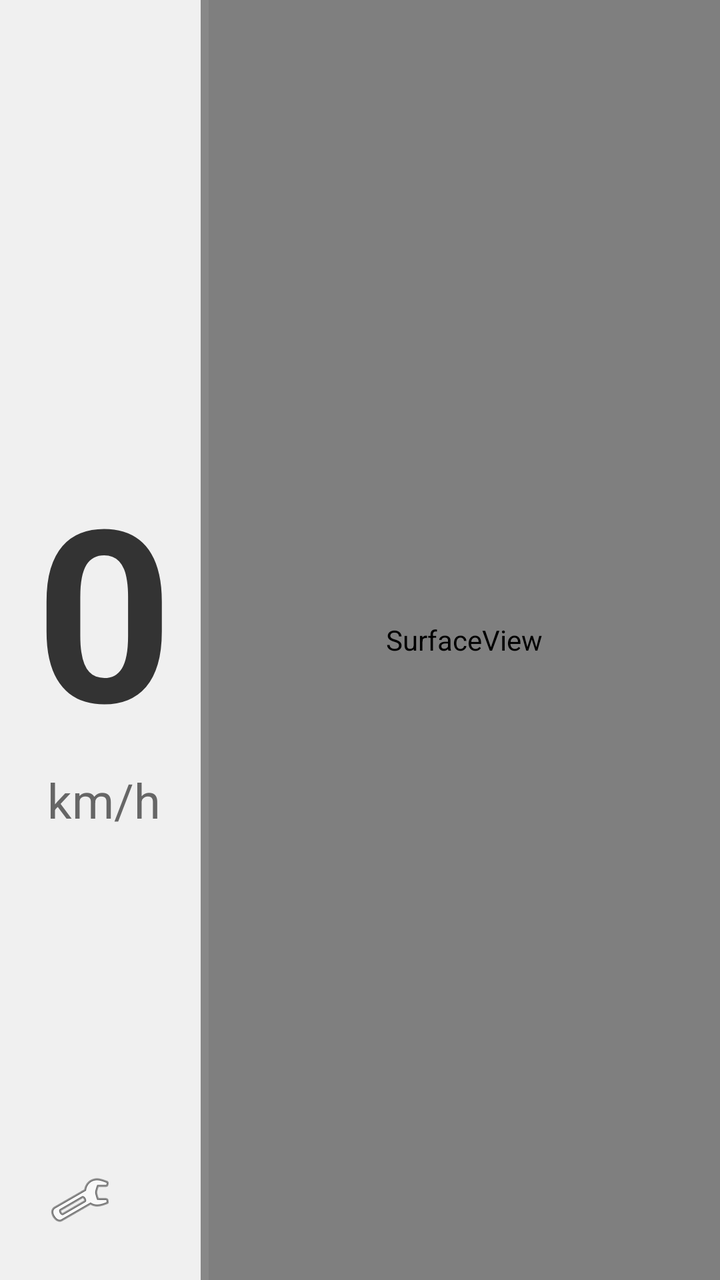
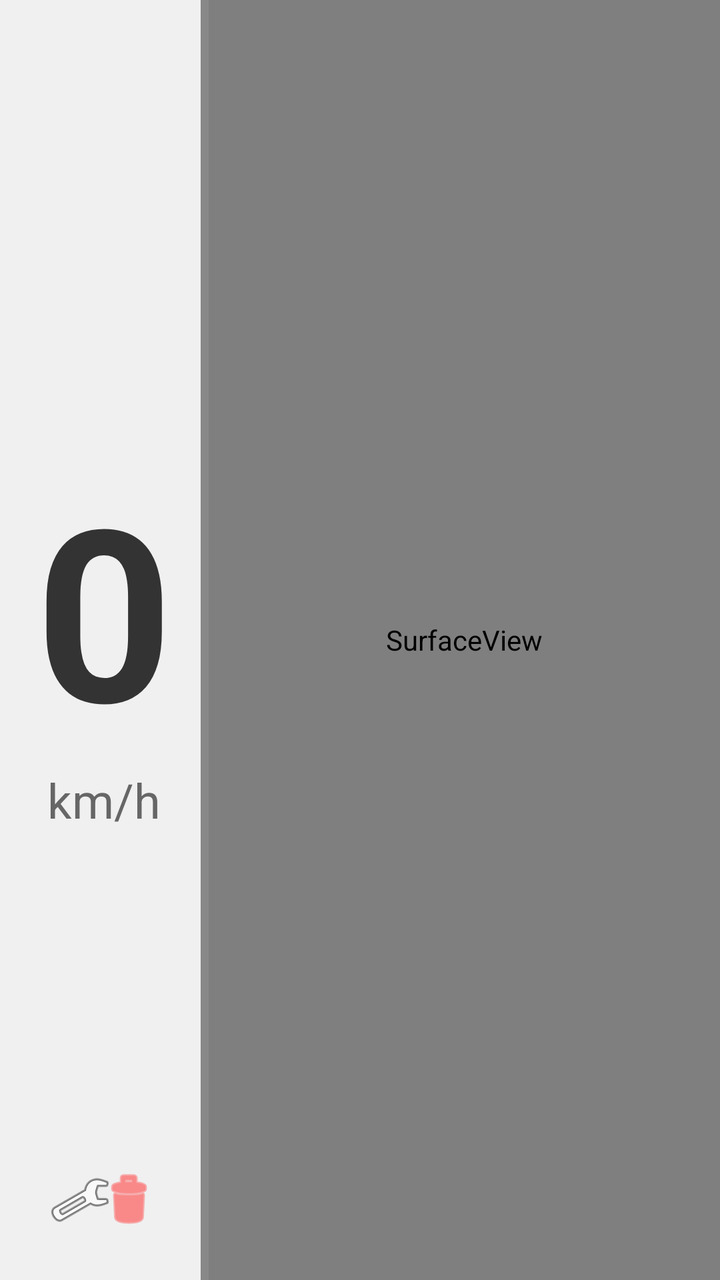

Before-and-after screenshots of an Android layout around one commit, followed by the original layout XML and the change that was made.
<!-- AndroidManifest.xml: application theme Theme.Miao -->
<!-- res/layout/activity_main.xml -->
<?xml version="1.0" encoding="utf-8"?>
<androidx.constraintlayout.widget.ConstraintLayout xmlns:android="http://schemas.android.com/apk/res/android"
    xmlns:app="http://schemas.android.com/apk/res-auto"
    xmlns:tools="http://schemas.android.com/tools"
    android:id="@+id/main"
    android:layout_width="match_parent"
    android:layout_height="match_parent"
    tools:context=".MainActivity">

    <androidx.constraintlayout.widget.Guideline
        android:id="@+id/guideline"
        android:layout_width="wrap_content"
        android:layout_height="wrap_content"
        android:orientation="vertical"
        app:layout_constraintGuide_percent="0.29" />

    <FrameLayout
        android:id="@+id/left_panel"
        android:layout_width="0dp"
        android:layout_height="0dp"
        android:background="#F0F0F0"
        app:layout_constraintBottom_toBottomOf="parent"
        app:layout_constraintEnd_toStartOf="@+id/guideline"
        app:layout_constraintStart_toStartOf="parent"
        app:layout_constraintTop_toTopOf="parent">

        <ImageButton
            android:id="@+id/btn_settings"
            android:layout_width="48dp"
            android:layout_height="48dp"
            android:layout_gravity="bottom|start"
            android:layout_margin="16dp"
            android:background="?attr/selectableItemBackgroundBorderless"
            android:contentDescription="Settings"
            android:src="@android:drawable/ic_menu_manage" />

        <LinearLayout
            android:layout_width="wrap_content"
            android:layout_height="wrap_content"
            android:layout_gravity="center"
            android:gravity="center"
            android:orientation="vertical">

            <TextView
                android:id="@+id/tv_speed"
                android:layout_width="wrap_content"
                android:layout_height="wrap_content"
                android:text="0"
                android:textColor="#333333"
                android:textSize="120sp"
                android:textStyle="bold" />

            <TextView
                android:layout_width="wrap_content"
                android:layout_height="wrap_content"
                android:text="km/h"
                android:textColor="#666666"
                android:textSize="24sp" />
        </LinearLayout>
    </FrameLayout>

    <View
        android:id="@+id/divider"
        android:layout_width="8dp"
        android:layout_height="match_parent"
        android:background="#888888"
        android:contentDescription="Drag to resize"
        app:layout_constraintEnd_toEndOf="@+id/guideline"
        app:layout_constraintStart_toStartOf="@+id/guideline" />

    <SurfaceView
        android:id="@+id/right_panel"
        android:layout_width="0dp"
        android:layout_height="0dp"
        app:layout_constraintBottom_toBottomOf="parent"
        app:layout_constraintEnd_toEndOf="parent"
        app:layout_constraintStart_toEndOf="@+id/guideline"
        app:layout_constraintTop_toTopOf="parent" />

</androidx.constraintlayout.widget.ConstraintLayout>
<!-- resources referenced by this layout -->
<resources>
  <style name="Theme.Miao" parent="Base.Theme.Miao" />
  <style name="Base.Theme.Miao" parent="Theme.Material3.DayNight.NoActionBar">
          
          
      </style>
</resources>

<!-- the commit's change to res/layout/activity_main.xml (unified diff, before → after) -->
@@ -33,6 +33,17 @@
             android:background="?attr/selectableItemBackgroundBorderless"
             android:contentDescription="Settings"
             android:src="@android:drawable/ic_menu_manage" />
+
+        <ImageButton
+            android:id="@+id/btn_stop_app_main"
+            android:layout_width="48dp"
+            android:layout_height="48dp"
+            android:layout_gravity="bottom|end"
+            android:layout_margin="16dp"
+            android:background="?attr/selectableItemBackgroundBorderless"
+            android:contentDescription="Stop Virtual App"
+            android:src="@android:drawable/ic_menu_delete"
+            app:tint="#FF4444" />
 
         <LinearLayout
             android:layout_width="wrap_content"
